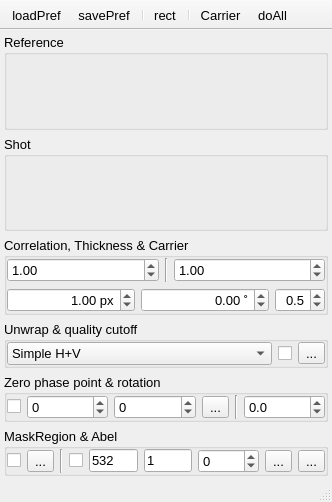
The window that UIs/nInterferometry.ui (NeutrinoToolkit/Neutrino) describes before a commit, drawn with Qt 5.
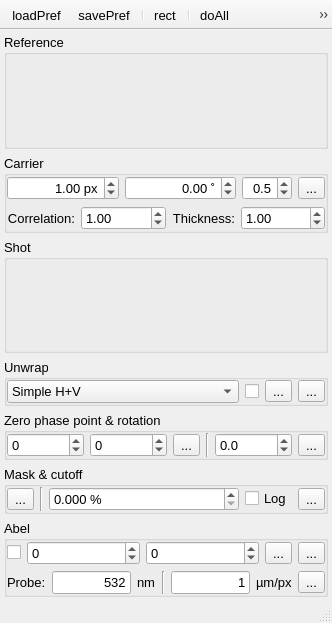
The same window after the commit. Icons and pictures are not drawn.

```diff
--- a/UIs/nInterferometry.ui
+++ b/UIs/nInterferometry.ui
@@ -7,7 +7,7 @@
     <x>0</x>
     <y>0</y>
     <width>332</width>
-    <height>502</height>
+    <height>623</height>
    </rect>
   </property>
   <property name="font">
@@ -28,30 +28,235 @@
    <bool>true</bool>
   </property>
   <widget class="QWidget" name="centralwidget">
-   <layout class="QGridLayout" name="gridLayout_7" rowstretch="1,1,0,0,0,0">
+   <layout class="QVBoxLayout" name="verticalLayout" stretch="1,0,1,0,0,0,0">
     <property name="margin">
      <number>4</number>
     </property>
-    <item row="0" column="0">
+    <item>
      <widget class="QGroupBox" name="image1">
       <property name="title">
        <string>Reference</string>
       </property>
      </widget>
     </item>
-    <item row="1" column="0">
+    <item>
+     <widget class="QGroupBox" name="groupBox_2">
+      <property name="title">
+       <string>Carrier</string>
+      </property>
+      <layout class="QGridLayout" name="gridLayout_2" columnstretch="0,1,1,0,0">
+       <property name="margin">
+        <number>0</number>
+       </property>
+       <item row="0" column="2">
+        <widget class="QDoubleSpinBox" name="angleCarrier">
+         <property name="toolTip">
+          <string>orientation</string>
+         </property>
+         <property name="alignment">
+          <set>Qt::AlignRight|Qt::AlignTrailing|Qt::AlignVCenter</set>
+         </property>
+         <property name="suffix">
+          <string> ˚</string>
+         </property>
+         <property name="decimals">
+          <number>2</number>
+         </property>
+         <property name="minimum">
+          <double>-360.000000000000000</double>
+         </property>
+         <property name="maximum">
+          <double>360.000000000000000</double>
+         </property>
+         <property name="singleStep">
+          <double>0.100000000000000</double>
+         </property>
+         <property name="neutrinoSave" stdset="0">
+          <bool>true</bool>
+         </property>
+        </widget>
+       </item>
+       <item row="0" column="3">
+        <widget class="QDoubleSpinBox" name="weightCarrier">
+         <property name="toolTip">
+          <string>Frequency weight (&lt;0 for lower freq; &gt;0 for higher freq)</string>
+         </property>
+         <property name="alignment">
+          <set>Qt::AlignRight|Qt::AlignTrailing|Qt::AlignVCenter</set>
+         </property>
+         <property name="decimals">
+          <number>1</number>
+         </property>
+         <property name="minimum">
+          <double>-9.900000000000000</double>
+         </property>
+         <property name="maximum">
+          <double>9.900000000000000</double>
+         </property>
+         <property name="singleStep">
+          <double>0.100000000000000</double>
+         </property>
+         <property name="value">
+          <double>0.500000000000000</double>
+         </property>
+         <property name="neutrinoSave" stdset="0">
+          <bool>true</bool>
+         </property>
+        </widget>
+       </item>
+       <item row="0" column="1">
+        <widget class="QDoubleSpinBox" name="widthCarrier">
+         <property name="toolTip">
+          <string>Interfringe</string>
+         </property>
+         <property name="alignment">
+          <set>Qt::AlignRight|Qt::AlignTrailing|Qt::AlignVCenter</set>
+         </property>
+         <property name="suffix">
+          <string> px</string>
+         </property>
+         <property name="decimals">
+          <number>2</number>
+         </property>
+         <property name="minimum">
+          <double>-9999.000000000000000</double>
+         </property>
+         <property name="maximum">
+          <double>9999.000000000000000</double>
+         </property>
+         <property name="singleStep">
+          <double>0.100000000000000</double>
+         </property>
+         <property name="value">
+          <double>1.000000000000000</double>
+         </property>
+         <property name="neutrinoSave" stdset="0">
+          <bool>true</bool>
+         </property>
+        </widget>
+       </item>
+       <item row="0" column="4">
+        <widget class="QToolButton" name="doCarrier">
+         <property name="text">
+          <string>...</string>
+         </property>
+         <property name="icon">
+          <iconset resource="../resources/neutrino.qrc">
+           <normaloff>:/icons/refresh2.png</normaloff>:/icons/refresh2.png</iconset>
+         </property>
+        </widget>
+       </item>
+       <item row="1" column="1" colspan="4">
+        <widget class="QWidget" name="widget_2" native="true">
+         <layout class="QHBoxLayout" name="horizontalLayout_4" stretch="0,1,0,1">
+          <property name="margin">
+           <number>0</number>
+          </property>
+          <item>
+           <widget class="QLabel" name="label">
+            <property name="font">
+             <font>
+              <pointsize>10</pointsize>
+             </font>
+            </property>
+            <property name="text">
+             <string>Correlation:</string>
+            </property>
+            <property name="alignment">
+             <set>Qt::AlignRight|Qt::AlignTrailing|Qt::AlignVCenter</set>
+            </property>
+           </widget>
+          </item>
+          <item>
+           <widget class="QDoubleSpinBox" name="correlation">
+            <property name="toolTip">
+             <string>Correlation of fringes</string>
+            </property>
+            <property name="suffix">
+             <string/>
+            </property>
+            <property name="decimals">
+             <number>2</number>
+            </property>
+            <property name="minimum">
+             <double>0.000000000000000</double>
+            </property>
+            <property name="maximum">
+             <double>10.000000000000000</double>
+            </property>
+            <property name="singleStep">
+             <double>0.100000000000000</double>
+            </property>
+            <property name="value">
+             <double>1.000000000000000</double>
+            </property>
+            <property name="neutrinoSave" stdset="0">
+             <bool>true</bool>
+            </property>
+           </widget>
+          </item>
+          <item>
+           <widget class="QLabel" name="label_2">
+            <property name="font">
+             <font>
+              <pointsize>10</pointsize>
+             </font>
+            </property>
+            <property name="text">
+             <string>Thickness:</string>
+            </property>
+            <property name="alignment">
+             <set>Qt::AlignRight|Qt::AlignTrailing|Qt::AlignVCenter</set>
+            </property>
+           </widget>
+          </item>
+          <item>
+           <widget class="QDoubleSpinBox" name="thickness">
+            <property name="toolTip">
+             <string>Thickness of fringes</string>
+            </property>
+            <property name="suffix">
+             <string/>
+            </property>
+            <property name="decimals">
+             <number>2</number>
+            </property>
+            <property name="minimum">
+             <double>0.000000000000000</double>
+            </property>
+            <property name="maximum">
+             <double>10.000000000000000</double>
+            </property>
+            <property name="singleStep">
+             <double>0.100000000000000</double>
+            </property>
+            <property name="value">
+             <double>1.000000000000000</double>
+            </property>
+            <property name="neutrinoSave" stdset="0">
+             <bool>true</bool>
+            </property>
+           </widget>
+          </item>
+         </layout>
+        </widget>
+       </item>
+      </layout>
+     </widget>
+    </item>
+    <item>
      <widget class="QGroupBox" name="image2">
       <property name="title">
        <string>Shot</string>
       </property>
      </widget>
     </item>
-    <item row="3" column="0">
+    <item>
      <widget class="QGroupBox" name="methodBox">
       <property name="title">
-       <string>Unwrap &amp;&amp; quality cutoff</string>
+       <string>Unwrap</string>
       </property>
-      <layout class="QHBoxLayout" name="horizontalLayout_3" stretch="1,0,0">
+      <layout class="QHBoxLayout" name="horizontalLayout_3" stretch="1,0,0,0">
        <property name="margin">
         <number>0</number>
        </property>
@@ -97,6 +302,9 @@
        </item>
        <item>
         <widget class="QCheckBox" name="useBarrier">
+         <property name="toolTip">
+          <string>use unwrap barrier line</string>
+         </property>
          <property name="text">
           <string/>
          </property>
@@ -107,6 +315,9 @@
        </item>
        <item>
         <widget class="QToolButton" name="lineBarrier">
+         <property name="toolTip">
+          <string>barrier Line</string>
+         </property>
          <property name="text">
           <string>...</string>
          </property>
@@ -116,181 +327,21 @@
          </property>
         </widget>
        </item>
-      </layout>
-     </widget>
-    </item>
-    <item row="2" column="0">
-     <widget class="QGroupBox" name="groupBox">
-      <property name="title">
-       <string>Correlation, Thickness &amp;&amp; Carrier</string>
-      </property>
-      <layout class="QGridLayout" name="gridLayout" columnstretch="1,0,1">
-       <property name="margin">
-        <number>0</number>
-       </property>
-       <item row="0" column="0">
-        <widget class="QDoubleSpinBox" name="correlation">
-         <property name="toolTip">
-          <string>Correlation of fringes</string>
+       <item>
+        <widget class="QToolButton" name="doUnwrap">
+         <property name="text">
+          <string>...</string>
          </property>
-         <property name="suffix">
-          <string/>
+         <property name="icon">
+          <iconset resource="../resources/neutrino.qrc">
+           <normaloff>:/icons/run.png</normaloff>:/icons/run.png</iconset>
          </property>
-         <property name="decimals">
-          <number>2</number>
-         </property>
-         <property name="minimum">
-          <double>0.000000000000000</double>
-         </property>
-         <property name="maximum">
-          <double>10.000000000000000</double>
-         </property>
-         <property name="singleStep">
-          <double>0.100000000000000</double>
-         </property>
-         <property name="value">
-          <double>1.000000000000000</double>
-         </property>
-         <property name="neutrinoSave" stdset="0">
-          <bool>true</bool>
-         </property>
         </widget>
        </item>
-       <item row="0" column="1">
-        <widget class="Line" name="line_3">
-         <property name="orientation">
-          <enum>Qt::Vertical</enum>
-         </property>
-        </widget>
-       </item>
-       <item row="0" column="2">
-        <widget class="QDoubleSpinBox" name="thickness">
-         <property name="toolTip">
-          <string>Thickness of fringes</string>
-         </property>
-         <property name="suffix">
-          <string/>
-         </property>
-         <property name="decimals">
-          <number>2</number>
-         </property>
-         <property name="minimum">
-          <double>0.000000000000000</double>
-         </property>
-         <property name="maximum">
-          <double>10.000000000000000</double>
-         </property>
-         <property name="singleStep">
-          <double>0.100000000000000</double>
-         </property>
-         <property name="value">
-          <double>1.000000000000000</double>
-         </property>
-         <property name="neutrinoSave" stdset="0">
-          <bool>true</bool>
-         </property>
-        </widget>
-       </item>
-       <item row="1" column="0" colspan="3">
-        <widget class="QWidget" name="widget_2" native="true">
-         <layout class="QHBoxLayout" name="horizontalLayout_4" stretch="1,1,0">
-          <property name="margin">
-           <number>0</number>
-          </property>
-          <item>
-           <widget class="QDoubleSpinBox" name="widthCarrier">
-            <property name="toolTip">
-             <string>Interfringe</string>
-            </property>
-            <property name="alignment">
-             <set>Qt::AlignRight|Qt::AlignTrailing|Qt::AlignVCenter</set>
-            </property>
-            <property name="suffix">
-             <string> px</string>
-            </property>
-            <property name="decimals">
-             <number>2</number>
-            </property>
-            <property name="minimum">
-             <double>-9999.000000000000000</double>
-            </property>
-            <property name="maximum">
-             <double>9999.000000000000000</double>
-            </property>
-            <property name="singleStep">
-             <double>0.100000000000000</double>
-            </property>
-            <property name="value">
-             <double>1.000000000000000</double>
-            </property>
-            <property name="neutrinoSave" stdset="0">
-             <bool>true</bool>
-            </property>
-           </widget>
-          </item>
-          <item>
-           <widget class="QDoubleSpinBox" name="angleCarrier">
-            <property name="toolTip">
-             <string>orientation</string>
-            </property>
-            <property name="alignment">
-             <set>Qt::AlignRight|Qt::AlignTrailing|Qt::AlignVCenter</set>
-            </property>
-            <property name="suffix">
-             <string> ˚</string>
-            </property>
-            <property name="decimals">
-             <number>2</number>
-            </property>
-            <property name="minimum">
-             <double>-360.000000000000000</double>
-            </property>
-            <property name="maximum">
-             <double>360.000000000000000</double>
-            </property>
-            <property name="singleStep">
-             <double>0.100000000000000</double>
-            </property>
-            <property name="neutrinoSave" stdset="0">
-             <bool>true</bool>
-            </property>
-           </widget>
-          </item>
-          <item>
-           <widget class="QDoubleSpinBox" name="weightCarrier">
-            <property name="toolTip">
-             <string>Frequency weight (&lt;0 for lower freq; &gt;0 for higher freq)</string>
-            </property>
-            <property name="alignment">
-             <set>Qt::AlignRight|Qt::AlignTrailing|Qt::AlignVCenter</set>
-            </property>
-            <property name="decimals">
-             <number>1</number>
-            </property>
-            <property name="minimum">
-             <double>-9.900000000000000</double>
-            </property>
-            <property name="maximum">
-             <double>9.900000000000000</double>
-            </property>
-            <property name="singleStep">
-             <double>0.100000000000000</double>
-            </property>
-            <property name="value">
-             <double>0.500000000000000</double>
-            </property>
-            <property name="neutrinoSave" stdset="0">
-             <bool>true</bool>
-            </property>
-           </widget>
-          </item>
-         </layout>
-        </widget>
-       </item>
       </layout>
      </widget>
     </item>
-    <item row="4" column="0">
+    <item>
      <widget class="QGroupBox" name="Zero">
       <property name="sizePolicy">
        <sizepolicy hsizetype="Minimum" vsizetype="Preferred">
@@ -304,20 +355,10 @@
       <property name="checkable">
        <bool>false</bool>
       </property>
-      <layout class="QHBoxLayout" name="horizontalLayout" stretch="0,1,1,0,0,1">
+      <layout class="QHBoxLayout" name="horizontalLayout" stretch="1,1,0,0,1,0">
        <property name="margin">
         <number>0</number>
        </property>
-       <item>
-        <widget class="QCheckBox" name="posZero">
-         <property name="text">
-          <string/>
-         </property>
-         <property name="neutrinoSave" stdset="0">
-          <bool>true</bool>
-         </property>
-        </widget>
-       </item>
        <item>
         <widget class="QSpinBox" name="posZeroX">
          <property name="toolTip">
@@ -393,34 +434,35 @@
          </property>
         </widget>
        </item>
+       <item>
+        <widget class="QToolButton" name="doSubtract">
+         <property name="text">
+          <string>...</string>
+         </property>
+         <property name="icon">
+          <iconset resource="../resources/neutrino.qrc">
+           <normaloff>:/icons/run.png</normaloff>:/icons/run.png</iconset>
+         </property>
+        </widget>
+       </item>
       </layout>
      </widget>
     </item>
-    <item row="5" column="0">
-     <widget class="QGroupBox" name="AbelGroup">
+    <item>
+     <widget class="QGroupBox" name="MaskGroup">
       <property name="enabled">
        <bool>true</bool>
       </property>
       <property name="title">
-       <string>MaskRegion &amp;&amp; Abel</string>
+       <string>Mask &amp;&amp; cutoff</string>
       </property>
       <property name="checkable">
        <bool>false</bool>
       </property>
-      <layout class="QHBoxLayout" name="horizontalLayout_2" stretch="0,0,0,0,1,1,1,0,0">
+      <layout class="QHBoxLayout" name="horizontalLayout_2" stretch="0,0,1,0,0">
        <property name="margin">
         <number>0</number>
        </property>
-       <item>
-        <widget class="QCheckBox" name="useMask">
-         <property name="text">
-          <string/>
-         </property>
-         <property name="neutrinoSave" stdset="0">
-          <bool>true</bool>
-         </property>
-        </widget>
-       </item>
        <item>
         <widget class="QToolButton" name="maskRegion">
          <property name="text">
@@ -430,6 +472,12 @@
           <iconset resource="../resources/neutrino.qrc">
            <normaloff>:/icons/line.png</normaloff>:/icons/line.png</iconset>
          </property>
+         <property name="checkable">
+          <bool>true</bool>
+         </property>
+         <property name="neutrinoSave" stdset="0">
+          <bool>true</bool>
+         </property>
         </widget>
        </item>
        <item>
@@ -440,54 +488,21 @@
         </widget>
        </item>
        <item>
-        <widget class="QCheckBox" name="abel">
+        <widget class="QDoubleSpinBox" name="cutoffValue">
          <property name="toolTip">
-          <string>Activate Abel</string>
+          <string>rotate angle</string>
          </property>
-         <property name="text">
-          <string/>
+         <property name="suffix">
+          <string> %</string>
          </property>
-         <property name="neutrinoSave" stdset="0">
-          <bool>true</bool>
-         </property>
-        </widget>
-       </item>
-       <item>
-        <widget class="QLineEdit" name="probeLambda">
-         <property name="toolTip">
-          <string>Probe wavelength [nm]</string>
-         </property>
-         <property name="text">
-          <string>532</string>
-         </property>
-         <property name="neutrinoSave" stdset="0">
-          <bool>true</bool>
-         </property>
-        </widget>
-       </item>
-       <item>
-        <widget class="QLineEdit" name="imgRes">
-         <property name="toolTip">
-          <string>Magnification [µm/px]</string>
-         </property>
-         <property name="text">
-          <string>1</string>
-         </property>
-         <property name="neutrinoSave" stdset="0">
-          <bool>true</bool>
-         </property>
-        </widget>
-       </item>
-       <item>
-        <widget class="QSpinBox" name="abelY">
-         <property name="toolTip">
-          <string>zero y position</string>
+         <property name="decimals">
+          <number>3</number>
          </property>
          <property name="minimum">
-          <number>-9999</number>
+          <double>0.000000000000000</double>
          </property>
          <property name="maximum">
-          <number>9999</number>
+          <double>100.000000000000000</double>
          </property>
          <property name="neutrinoSave" stdset="0">
           <bool>true</bool>
@@ -495,23 +510,39 @@
         </widget>
        </item>
        <item>
-        <widget class="QToolButton" name="abelButton">
-         <property name="toolTip">
-          <string>Doubleclick on the win to grab a point</string>
+        <widget class="QCheckBox" name="cutoffLog">
+         <property name="text">
+          <string>Log</string>
          </property>
+         <property name="neutrinoSave" stdset="0">
+          <bool>true</bool>
+         </property>
+        </widget>
+       </item>
+       <item>
+        <widget class="QToolButton" name="doMaskCutoff">
          <property name="text">
           <string>...</string>
          </property>
          <property name="icon">
           <iconset resource="../resources/neutrino.qrc">
-           <normaloff>:/icons/center.png</normaloff>:/icons/center.png</iconset>
-         </property>
-         <property name="checkable">
-          <bool>true</bool>
+           <normaloff>:/icons/run.png</normaloff>:/icons/run.png</iconset>
          </property>
         </widget>
        </item>
-       <item>
+      </layout>
+     </widget>
+    </item>
+    <item>
+     <widget class="QGroupBox" name="groupBox">
+      <property name="title">
+       <string>Abel</string>
+      </property>
+      <layout class="QGridLayout" name="gridLayout" columnstretch="0,1,1,0,0">
+       <property name="margin">
+        <number>0</number>
+       </property>
+       <item row="0" column="4">
         <widget class="QToolButton" name="symmetric">
          <property name="toolTip">
           <string>Symmetrize</string>
@@ -531,7 +562,173 @@
          </property>
         </widget>
        </item>
+       <item row="0" column="3">
+        <widget class="QToolButton" name="abelButton">
+         <property name="toolTip">
+          <string>Doubleclick on the win to grab a point</string>
+         </property>
+         <property name="text">
+          <string>...</string>
+         </property>
+         <property name="icon">
+          <iconset resource="../resources/neutrino.qrc">
+           <normaloff>:/icons/center.png</normaloff>:/icons/center.png</iconset>
+         </property>
+         <property name="checkable">
+          <bool>true</bool>
+         </property>
+        </widget>
+       </item>
+       <item row="0" column="1">
+        <widget class="QSpinBox" name="abelX">
+         <property name="toolTip">
+          <string>abel x position</string>
+         </property>
+         <property name="minimum">
+          <number>-9999</number>
+         </property>
+         <property name="maximum">
+          <number>9999</number>
+         </property>
+         <property name="neutrinoSave" stdset="0">
+          <bool>true</bool>
+         </property>
+        </widget>
+       </item>
+       <item row="0" column="2">
+        <widget class="QSpinBox" name="abelY">
+         <property name="toolTip">
+          <string>abel y position</string>
+         </property>
+         <property name="minimum">
+          <number>-9999</number>
+         </property>
+         <property name="maximum">
+          <number>9999</number>
+         </property>
+         <property name="neutrinoSave" stdset="0">
+          <bool>true</bool>
+         </property>
+        </widget>
+       </item>
+       <item row="1" column="0" colspan="5">
+        <widget class="QWidget" name="widget" native="true">
+         <layout class="QHBoxLayout" name="horizontalLayout_5" stretch="0,1,0,0,1,0,0">
+          <property name="margin">
+           <number>0</number>
+          </property>
+          <item>
+           <widget class="QLabel" name="label_4">
+            <property name="font">
+             <font>
+              <pointsize>10</pointsize>
+             </font>
+            </property>
+            <property name="text">
+             <string>Probe:</string>
+            </property>
+           </widget>
+          </item>
+          <item>
+           <widget class="QLineEdit" name="probeLambda">
+            <property name="toolTip">
+             <string>Probe wavelength [nm]</string>
+            </property>
+            <property name="text">
+             <string>532</string>
+            </property>
+            <property name="alignment">
+             <set>Qt::AlignRight|Qt::AlignTrailing|Qt::AlignVCenter</set>
+            </property>
+            <property name="neutrinoSave" stdset="0">
+             <bool>true</bool>
+            </property>
+           </widget>
+          </item>
+          <item>
+           <widget class="QLabel" name="label_5">
+            <property name="font">
+             <font>
+              <pointsize>10</pointsize>
+             </font>
+            </property>
+            <property name="text">
+             <string>nm</string>
+            </property>
+           </widget>
+          </item>
+          <item>
+           <widget class="Line" name="line_3">
+            <property name="orientation">
+             <enum>Qt::Vertical</enum>
+            </property>
+           </widget>
+          </item>
+          <item>
+           <widget class="QLineEdit" name="imgRes">
+            <property name="toolTip">
+             <string>Magnification [µm/px]</string>
+            </property>
+            <property name="text">
+             <string>1</string>
+            </property>
+            <property name="alignment">
+             <set>Qt::AlignRight|Qt::AlignTrailing|Qt::AlignVCenter</set>
+            </property>
+            <property name="neutrinoSave" stdset="0">
+             <bool>true</bool>
+            </property>
+           </widget>
+          </item>
+          <item>
+           <widget class="QLabel" name="label_3">
+            <property name="font">
+             <font>
+              <pointsize>10</pointsize>
+             </font>
+            </property>
+            <property name="text">
+             <string>µm/px</string>
+            </property>
+           </widget>
+          </item>
+          <item>
+           <widget class="QToolButton" name="doAbel">
+            <property name="toolTip">
+             <string>do Abel</string>
+            </property>
+            <property name="text">
+             <string>...</string>
+            </property>
+            <property name="icon">
+             <iconset resource="../resources/neutrino.qrc">
+              <normaloff>:/icons/run.png</normaloff>:/icons/run.png</iconset>
+            </property>
+           </widget>
+          </item>
+         </layout>
+        </widget>
+       </item>
+       <item row="0" column="0">
+        <widget class="QCheckBox" name="abel">
+         <property name="toolTip">
+          <string>Enable Abel</string>
+         </property>
+         <property name="text">
+          <string/>
+         </property>
+         <property name="neutrinoSave" stdset="0">
+          <bool>true</bool>
+         </property>
+        </widget>
+       </item>
       </layout>
+      <zorder>abelY</zorder>
+      <zorder>abelButton</zorder>
+      <zorder>symmetric</zorder>
+      <zorder>abel</zorder>
+      <zorder>abelX</zorder>
+      <zorder>widget</zorder>
      </widget>
     </item>
    </layout>
@@ -558,8 +755,8 @@
    <addaction name="separator"/>
    <addaction name="actionRect"/>
    <addaction name="separator"/>
-   <addaction name="actionCarrier"/>
-   <addaction name="actionDoAll"/>
+   <addaction name="actionDoWavelet"/>
+   <addaction name="chained"/>
   </widget>
   <action name="actionRect">
    <property name="icon">
@@ -597,28 +794,32 @@
     <string>Load Preferences</string>
    </property>
   </action>
-  <action name="actionCarrier">
+  <action name="chained">
+   <property name="checkable">
+    <bool>true</bool>
+   </property>
    <property name="icon">
     <iconset resource="../resources/neutrino.qrc">
-     <normaloff>:/icons/refresh2.png</normaloff>:/icons/refresh2.png</iconset>
+     <normaloff>:/icons/autoRefresh.png</normaloff>
+     <normalon>:/icons/noAutoRefresh.png</normalon>:/icons/autoRefresh.png</iconset>
    </property>
    <property name="text">
-    <string>Carrier</string>
+    <string>Automatic workflow</string>
    </property>
    <property name="toolTip">
-    <string>Guess carrier interfringe and angle</string>
+    <string>Automatic workflow</string>
    </property>
   </action>
-  <action name="actionDoAll">
+  <action name="actionDoWavelet">
    <property name="icon">
     <iconset resource="../resources/neutrino.qrc">
-     <normaloff>:/icons/autoRefresh.png</normaloff>:/icons/autoRefresh.png</iconset>
+     <normaloff>:/icons/run.png</normaloff>:/icons/run.png</iconset>
    </property>
    <property name="text">
     <string>doAll</string>
    </property>
    <property name="toolTip">
-    <string>Interferometry, unwrap</string>
+    <string>Do workflow</string>
    </property>
   </action>
  </widget>
```
Left out of the diff: 18 changed lines with no effect on the pictures.
